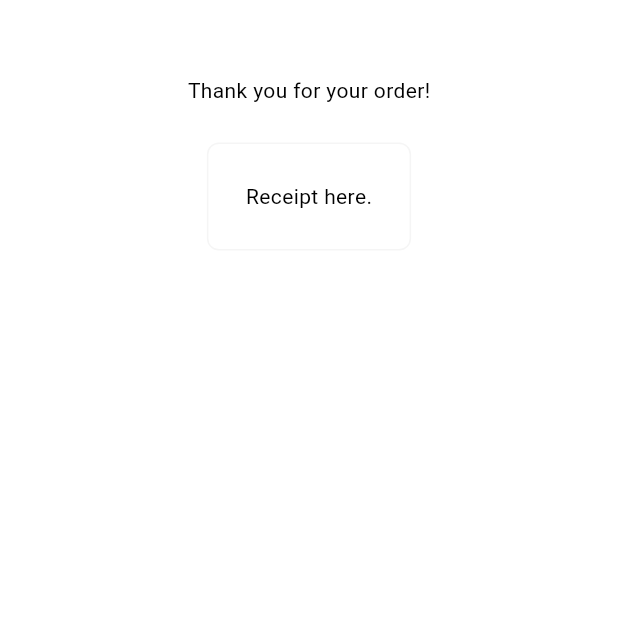
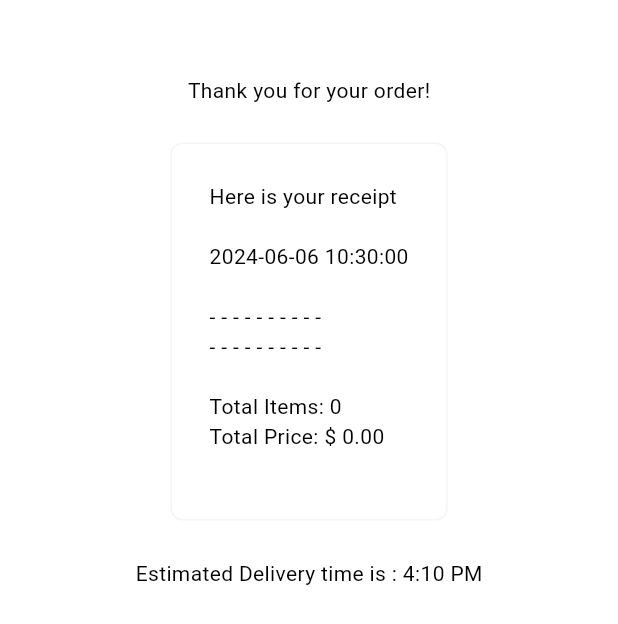
Before and after one commit to muhammed-suhaid/Dine_Direct, a Flutter app: the MyReceipt widget shown alone on an empty page, opened directly, on a phone screen of 412 x 824 dp. Shown: the top 624 px of the screen. Run offline on Flutter 3.47's test engine with Material 3 defaults, Android fonts, the phone set to English and light mode, and no system bars; our stand-ins replace flutter_credit_card, flutter_riverpod.

Commit message:
Created method to create the receipt and displayed it in the delivery progress page

```diff
--- a/lib/components/my_receipt.dart
+++ b/lib/components/my_receipt.dart
@@ -1,10 +1,12 @@
+import 'package:dine_direct/models/restaurant.dart';
 import 'package:flutter/material.dart';
+import 'package:flutter_riverpod/flutter_riverpod.dart';
 
-class MyReceipt extends StatelessWidget {
+class MyReceipt extends ConsumerWidget {
   const MyReceipt({super.key});
 
   @override
-  Widget build(BuildContext context) {
+  Widget build(BuildContext context, WidgetRef ref) {
     return Padding(
       padding: const EdgeInsets.only(left: 25, right: 25, bottom: 25, top: 50),
       child: Center(
@@ -20,8 +22,10 @@ class MyReceipt extends StatelessWidget {
                 ),
                 borderRadius: BorderRadius.circular(8),
               ),
-              child: Text('Receipt here.'),
+              child: Text(ref.read(restaurantProvider).displayCartReceipt()),
             ),
+            const SizedBox(height: 25),
+            const Text('Estimated Delivery time is : 4:10 PM'),
           ],
         ),
       ),
--- a/lib/models/restaurant.dart
+++ b/lib/models/restaurant.dart
@@ -3,6 +3,7 @@ import 'package:dine_direct/models/cart_item.dart';
 import 'package:dine_direct/models/food.dart';
 import 'package:flutter/material.dart';
 import 'package:flutter_riverpod/flutter_riverpod.dart';
+import 'package:intl/intl.dart';
 
 final restaurantProvider = ChangeNotifierProvider((ref) => Restaurant());
 
@@ -415,8 +416,46 @@ class Restaurant extends ChangeNotifier {
   //***** helpers *****//
 
   //generate receipt
+  String displayCartReceipt() {
+    final receipt = StringBuffer();
+    receipt.writeln('Here is your receipt');
+    receipt.writeln();
+
+    //format the date to include up to seconds only
+    String formattedDate =
+        DateFormat('yyyy-MM-dd HH:mm:ss').format(DateTime.now());
+
+    receipt.writeln(formattedDate);
+    receipt.writeln();
+    receipt.writeln('- - - - - - - - - -');
+
+    for (final cartItem in _cart) {
+      receipt.writeln(
+          '${cartItem.quantity} x ${cartItem.food.name} - ${_formatPrice(cartItem.food.price)}');
+      if (cartItem.selectedAddons.isNotEmpty) {
+        receipt
+            .writeln('      Add-ons: ${_formatAddon(cartItem.selectedAddons)}');
+      }
+      receipt.writeln();
+    }
+
+    receipt.writeln('- - - - - - - - - -');
+    receipt.writeln();
+    receipt.writeln('Total Items: ${getTotalItemCount()}');
+    receipt.writeln('Total Price: ${_formatPrice(getTotalPrice())}');
+
+    return receipt.toString();
+  }
 
   //format double value into money
+  String _formatPrice(double price) {
+    return '\$ ${price.toStringAsFixed(2)}';
+  }
 
   //format list of addons into string summary
+  String _formatAddon(List<Addon> addons) {
+    return addons
+        .map((addon) => '${addon.name} (${_formatPrice(addon.price)})')
+        .join(', ');
+  }
 }
--- a/pubspec.yaml
+++ b/pubspec.yaml
@@ -38,6 +38,7 @@ dependencies:
   flutter_riverpod: ^2.5.1
   collection: ^1.18.0
   flutter_credit_card: ^4.0.1
+  intl: ^0.19.0
 
 dev_dependencies:
   flutter_test:
```
Also changed, not shown: pubspec.lock.
